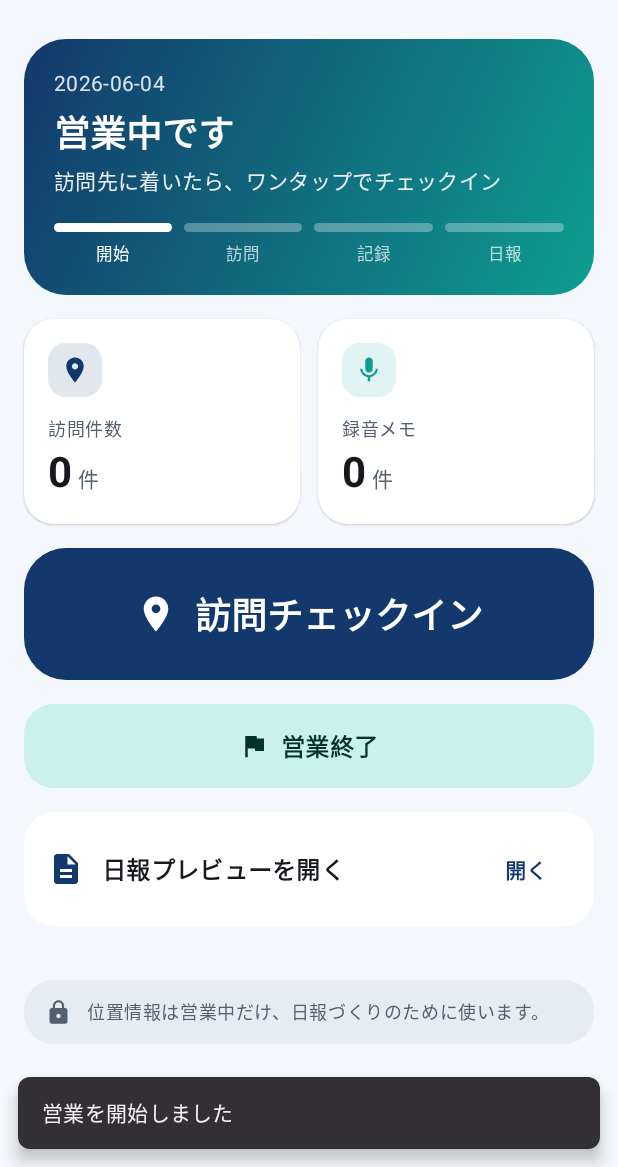
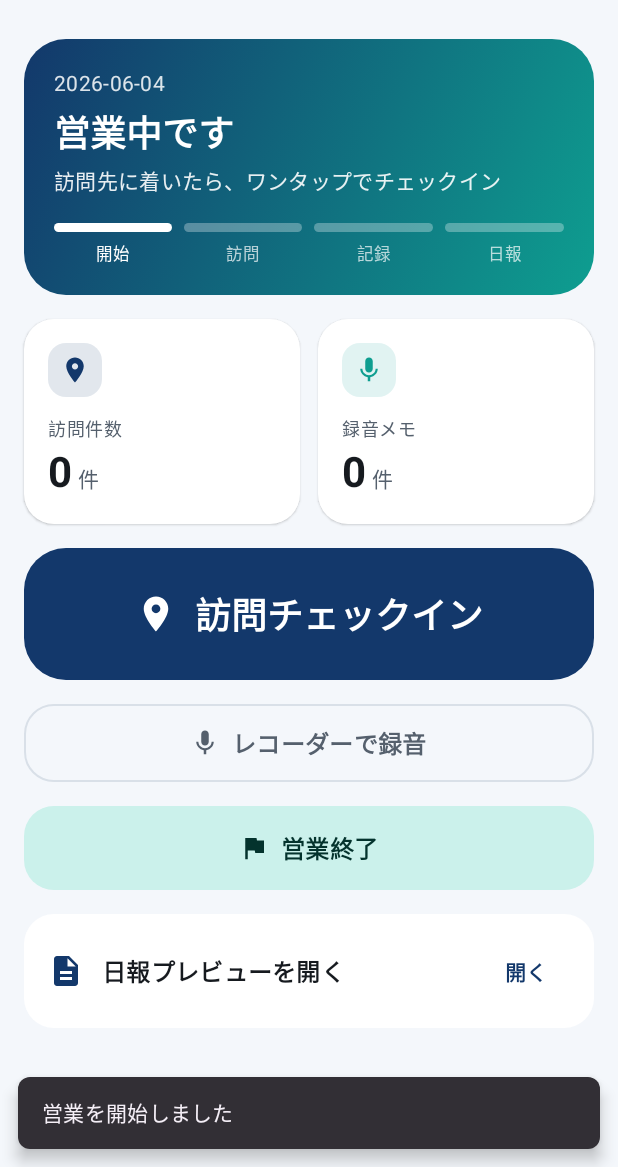
Before and after one commit to tmk4men/saleslog-device, an Android app built with Jetpack Compose: the screen it shows after launch (MainActivity), after a tap on "営業開始", on a phone screen of 412 x 824 dp, the part 69-1236 px from its top. Run offline under Robolectric (Android 15) with nearby library versions, the phone set to English and light mode, and no system bars; our stand-ins replace Room's generated code.

Commit message:
feat: レコーダー起動ボタンと録音メモの紐づけ先選択を追加
A: ホームに「レコーダーで録音」ボタンを追加し、Googleレコーダーをワンタップ起動
   （未インストール時はPlayストアへ誘導、Android11+のqueriesも追加）。
D: 共有取り込み画面で紐づけ先の訪問を選べるように。既定は訪問中、無ければ直近の
   訪問。チェックアウト後に共有しても正しい訪問に紐づけられ、取りこぼしを解消。

Co-Authored-By: Claude Opus 4.8 (1M context) <noreply@anthropic.com>

```diff
--- a/app/src/main/AndroidManifest.xml
+++ b/app/src/main/AndroidManifest.xml
@@ -5,6 +5,11 @@
     <uses-permission android:name="android.permission.ACCESS_FINE_LOCATION" />
     <uses-permission android:name="android.permission.ACCESS_COARSE_LOCATION" />
     <uses-permission android:name="android.permission.POST_NOTIFICATIONS" />
+
+    <!-- Android 11+ のパッケージ可視性。Google レコーダーを起動できるよう明示する。 -->
+    <queries>
+        <package android:name="com.google.android.apps.recorder" />
+    </queries>
 
     <application
         android:name=".SalesLogApplication"
--- a/app/src/main/java/com/example/saleslogdevice/ui/home/HomeScreen.kt
+++ b/app/src/main/java/com/example/saleslogdevice/ui/home/HomeScreen.kt
@@ -1,5 +1,8 @@
 package com.example.saleslogdevice.ui.home
 
+import android.content.Context
+import android.content.Intent
+import android.net.Uri
 import androidx.compose.foundation.background
 import androidx.compose.foundation.layout.Arrangement
 import androidx.compose.foundation.layout.Box
@@ -36,6 +39,7 @@ import androidx.compose.material3.FilledTonalButton
 import androidx.compose.material3.Icon
 import androidx.compose.material3.IconButton
 import androidx.compose.material3.MaterialTheme
+import androidx.compose.material3.OutlinedButton
 import androidx.compose.material3.Scaffold
 import androidx.compose.material3.SnackbarHost
 import androidx.compose.material3.SnackbarHostState
@@ -52,6 +56,7 @@ import androidx.compose.ui.draw.clip
 import androidx.compose.ui.graphics.Brush
 import androidx.compose.ui.graphics.Color
 import androidx.compose.ui.graphics.vector.ImageVector
+import androidx.compose.ui.platform.LocalContext
 import androidx.compose.ui.text.font.FontWeight
 import androidx.compose.ui.unit.dp
 import androidx.lifecycle.compose.collectAsStateWithLifecycle
@@ -69,6 +74,7 @@ fun HomeScreen(
 ) {
     val state by viewModel.state.collectAsStateWithLifecycle()
     val snackbar = remember { SnackbarHostState() }
+    val context = LocalContext.current
 
     LaunchedEffect(state.message) {
         state.message?.let {
@@ -130,6 +136,7 @@ fun HomeScreen(
                     else -> onReport()
                 }
             },
+            onOpenRecorder = { openRecorder(context) },
             onReportPreview = onReport,
         )
     }
@@ -146,6 +153,7 @@ private fun Content(
     loading: Boolean,
     onPrimary: () -> Unit,
     onSecondary: () -> Unit,
+    onOpenRecorder: () -> Unit,
     onReportPreview: () -> Unit,
 ) {
     Column(
@@ -182,6 +190,20 @@ private fun Content(
         }
 
         PrimaryAction(appState = appState, loading = loading, onClick = onPrimary)
+
+        if (appState == AppState.WORKING || appState == AppState.VISITING) {
+            OutlinedButton(
+                onClick = onOpenRecorder,
+                modifier = Modifier
+                    .fillMaxWidth()
+                    .heightIn(min = 52.dp),
+                shape = MaterialTheme.shapes.medium,
+            ) {
+                Icon(Icons.Filled.Mic, contentDescription = null, modifier = Modifier.size(20.dp))
+                Spacer(Modifier.size(8.dp))
+                Text("レコーダーで録音", style = MaterialTheme.typography.titleMedium)
+            }
+        }
 
         secondaryLabel(appState)?.let { label ->
             FilledTonalButton(
@@ -470,3 +492,24 @@ private fun secondaryLabel(state: AppState): String? = when (state) {
     AppState.VISITING -> null // チェックアウトしてからでないと終了不可
     else -> null
 }
+
+private const val RECORDER_PACKAGE = "com.google.android.apps.recorder"
+
+/**
+ * Google レコーダーをワンタップで起動する。録音の自動開始は OS 側に窓口が無いため不可で、
+ * ここでは「アプリを開く」ところまで（録音ボタンはユーザーが押す）。
+ * 未インストール時は Play ストアのレコーダーページへ誘導する。
+ */
+private fun openRecorder(context: Context) {
+    context.packageManager.getLaunchIntentForPackage(RECORDER_PACKAGE)?.let {
+        context.startActivity(it)
+        return
+    }
+    val market = Intent(Intent.ACTION_VIEW, Uri.parse("market://details?id=$RECORDER_PACKAGE"))
+    val web = Intent(
+        Intent.ACTION_VIEW,
+        Uri.parse("https://play.google.com/store/apps/details?id=$RECORDER_PACKAGE"),
+    )
+    runCatching { context.startActivity(market) }
+        .recoverCatching { context.startActivity(web) }
+}
```
Also changed, not shown: app/src/main/java/com/example/saleslogdevice/domain/usecase/ReceiveRecorderTextUseCase.kt (+14 -6 lines), app/src/main/java/com/example/saleslogdevice/ui/share/ShareReceiveScreen.kt (+52 -8 lines), app/src/main/java/com/example/saleslogdevice/ui/share/ShareReceiveViewModel.kt (+31 -4 lines).
